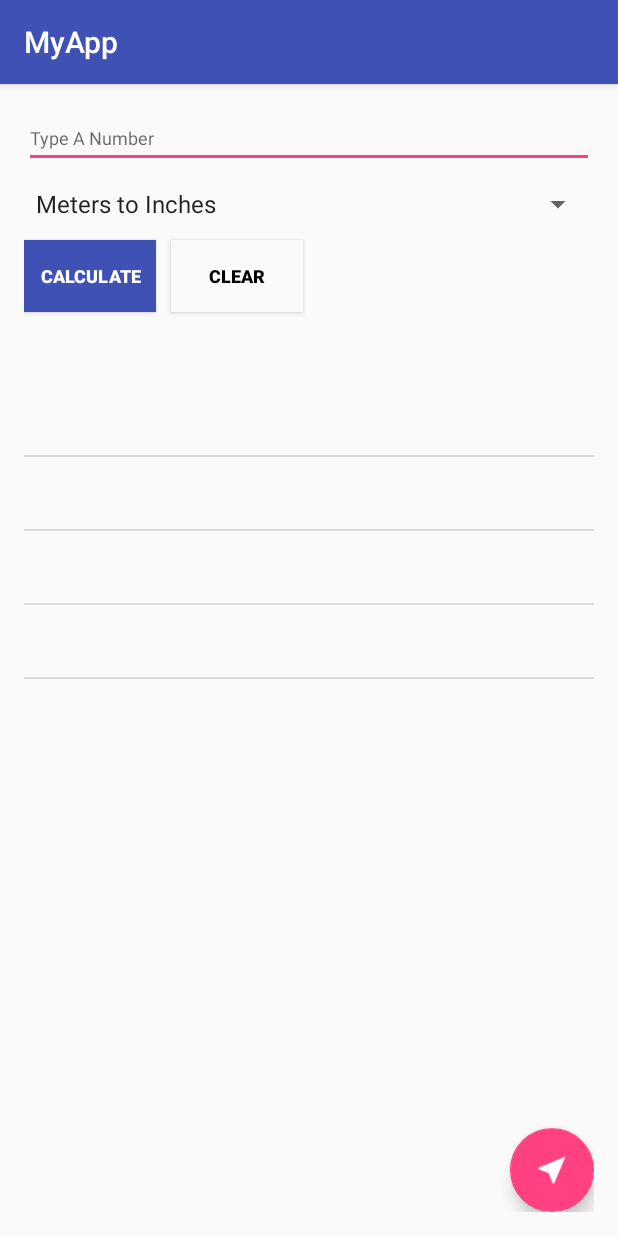
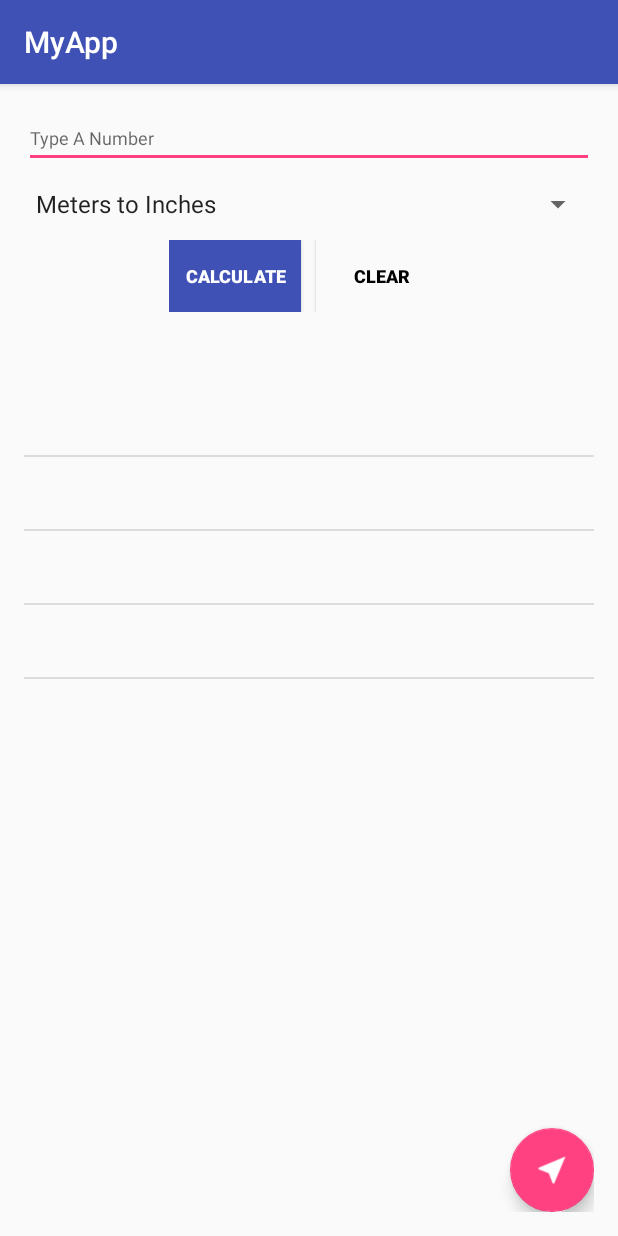
Before and after one commit to azmainadel/simple-unit-converter, an Android app: the screen it shows after launch (MainActivity), on a phone screen of 412 x 824 dp. Run offline under Robolectric (Android 15) with nearby library versions, the phone set to English and light mode, and no system bars; our stand-ins replace ButterKnife.

Commit message:
output listview

```diff
--- a/app/src/main/res/layout/activity_main.xml
+++ b/app/src/main/res/layout/activity_main.xml
@@ -24,11 +24,18 @@
         android:layout_marginBottom="12dp"
         android:layout_below="@+id/input_number"/>
 
+    <LinearLayout
+        android:id="@+id/button_group"
+        android:layout_width="wrap_content"
+        android:layout_height="wrap_content"
+        android:orientation="horizontal"
+        android:layout_below="@+id/unit_chooser"
+        android:layout_centerHorizontal="true">
+
         <Button
             android:id="@+id/ok_button"
             android:layout_width="wrap_content"
             android:layout_height="wrap_content"
-        android:layout_below="@+id/unit_chooser"
             android:text="@string/calculate"
             android:background="@color/colorPrimary"
             android:textColor="#ffffff"
@@ -39,15 +46,15 @@
             android:id="@+id/clear_button"
             android:layout_width="wrap_content"
             android:layout_height="wrap_content"
-        android:layout_below="@+id/unit_chooser"
             android:layout_marginLeft="10dp"
-        android:layout_toRightOf="@+id/ok_button"
             android:text="Clear"
             android:background="#fafafa"
             android:textColor="#000000"
             android:textSize="12sp"
             android:textStyle="bold"
             tools:ignore="RtlHardcoded" />
+
+    </LinearLayout>
 
     <TextView
         android:id="@+id/final_result"
@@ -58,7 +65,7 @@
         android:gravity="center"
         android:textColor="@color/bright_foreground_material_light"
         android:textStyle="bold"
-        android:layout_below="@+id/ok_button"/>
+        android:layout_below="@+id/button_group"/>
 
     <ListView
         android:id="@+id/history"
```
Lines whose indentation alone changed are shown as unchanged.
